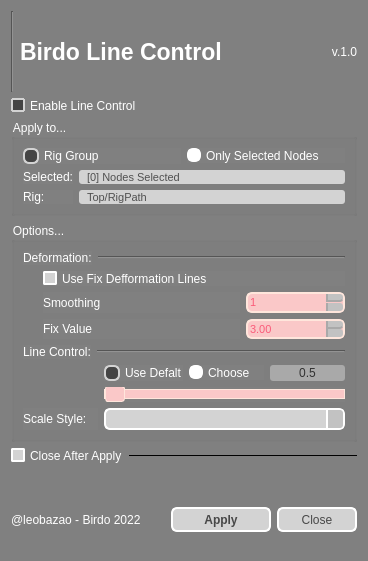
Old version of the form package/harmony20/BirdoPack/ui/BD_LineControl.ui in the repository otmbneto/BirdoApp.
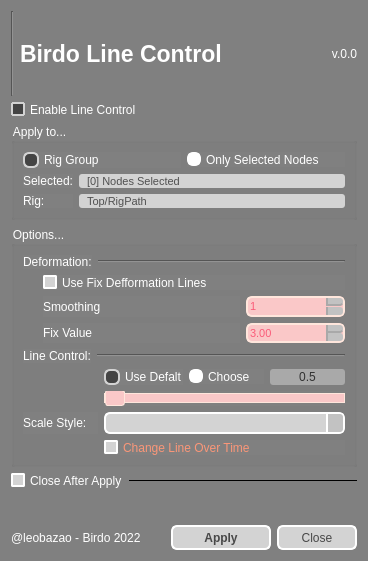
New version of the form.

Patch:
```diff
--- a/package/harmony20/BirdoPack/ui/BD_LineControl.ui
+++ b/package/harmony20/BirdoPack/ui/BD_LineControl.ui
@@ -289,7 +289,7 @@
      <item>
       <widget class="QLabel" name="label_version">
        <property name="text">
-        <string>v.1.0</string>
+        <string>v.0.0</string>
        </property>
        <property name="alignment">
         <set>Qt::AlignRight|Qt::AlignTrailing|Qt::AlignVCenter</set>
@@ -716,6 +716,19 @@
           </property>
          </widget>
         </item>
+        <item row="3" column="1" colspan="3">
+         <widget class="QCheckBox" name="checkBAnimLine">
+          <property name="enabled">
+           <bool>false</bool>
+          </property>
+          <property name="toolTip">
+           <string>&lt;html&gt;&lt;head/&gt;&lt;body&gt;&lt;p&gt;this option create keyframes over the timeline, adapting the line value based on the camera and rig scale values.&lt;/p&gt;&lt;/body&gt;&lt;/html&gt;</string>
+          </property>
+          <property name="text">
+           <string>Change Line Over Time</string>
+          </property>
+         </widget>
+        </item>
        </layout>
       </item>
      </layout>
@@ -751,17 +764,47 @@
    <item>
     <layout class="QVBoxLayout" name="verticalLayout">
      <item>
-      <spacer name="horizontalSpacer_2">
-       <property name="orientation">
-        <enum>Qt::Horizontal</enum>
+      <widget class="QProgressBar" name="progressBar">
+       <property name="sizePolicy">
+        <sizepolicy hsizetype="Preferred" vsizetype="Fixed">
+         <horstretch>0</horstretch>
+         <verstretch>0</verstretch>
+        </sizepolicy>
        </property>
-       <property name="sizeHint" stdset="0">
+       <property name="minimumSize">
         <size>
-         <width>158</width>
-         <height>20</height>
+         <width>0</width>
+         <height>25</height>
         </size>
        </property>
-      </spacer>
+       <property name="maximumSize">
+        <size>
+         <width>16777215</width>
+         <height>25</height>
+        </size>
+       </property>
+       <property name="styleSheet">
+        <string notr="true">QProgressBar {
+	color: white;
+	padding: 2 2px;
+	border: null;
+}
+
+QProgressBar::chunk {
+	background-color: #05B8CC;
+	border-radius: 3px;
+}</string>
+       </property>
+       <property name="value">
+        <number>0</number>
+       </property>
+       <property name="alignment">
+        <set>Qt::AlignCenter</set>
+       </property>
+       <property name="format">
+        <string/>
+       </property>
+      </widget>
      </item>
      <item>
       <layout class="QHBoxLayout" name="horizontalLayout">
```
Left out of the diff: 104 changed lines with no effect on the pictures.
